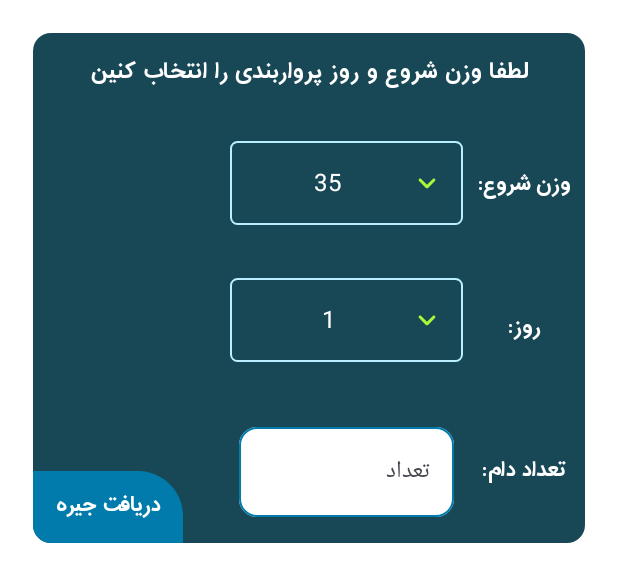
After one commit to AndroidDevMHS/AraGeneApp, an Android app built with Jetpack Compose: the @Preview function SuperMixFormulaScreen, on a phone screen of 412 x 824 dp. The commit adds this screen. Shown: the top 582 px of the screen. Run offline under Robolectric (Android 15) with nearby library versions, the phone set to English and light mode, and no system bars.

Commit message:
SuperMix Calculator Add

```diff
--- a/app/src/main/java/salimi/mohamad/aragenejetpack/screens/PublicUi.kt
+++ b/app/src/main/java/salimi/mohamad/aragenejetpack/screens/PublicUi.kt
@@ -2,13 +2,14 @@ package salimi.mohamad.aragenejetpack.screens
 
 import android.annotation.SuppressLint
 import android.content.Intent
-import android.media.Image
 import android.provider.Settings
 import android.widget.Toast
 import androidx.compose.foundation.Image
 import androidx.compose.foundation.background
+import androidx.compose.foundation.border
 import androidx.compose.foundation.clickable
 import androidx.compose.foundation.layout.Arrangement
+import androidx.compose.foundation.layout.Box
 import androidx.compose.foundation.layout.Column
 import androidx.compose.foundation.layout.Row
 import androidx.compose.foundation.layout.Spacer
@@ -21,8 +22,11 @@ import androidx.compose.foundation.text.KeyboardActions
 import androidx.compose.foundation.text.KeyboardOptions
 import androidx.compose.material.icons.Icons
 import androidx.compose.material.icons.rounded.Clear
+import androidx.compose.material.icons.rounded.KeyboardArrowDown
+import androidx.compose.material.icons.rounded.KeyboardArrowUp
 import androidx.compose.material3.Card
 import androidx.compose.material3.CardDefaults
+import androidx.compose.material3.DropdownMenu
 import androidx.compose.material3.Icon
 import androidx.compose.material3.IconButton
 import androidx.compose.material3.MaterialTheme
@@ -42,6 +46,7 @@ import androidx.compose.ui.Alignment
 import androidx.compose.ui.Modifier
 import androidx.compose.ui.focus.FocusRequester
 import androidx.compose.ui.focus.focusRequester
+import androidx.compose.ui.graphics.Color
 import androidx.compose.ui.graphics.painter.Painter
 import androidx.compose.ui.platform.LocalContext
 import androidx.compose.ui.platform.LocalLayoutDirection
@@ -731,3 +736,82 @@ fun ChangeNumber(onDismiss: () -> Unit, viewModel: SmsViewModel, dataStore: Data
 
     }
 }
+
+@Composable
+fun Spinner(
+    items: List<List<Int>>, // هر سطر شامل یک لیست از اعداد است
+    selectedItem: Int,
+    onItemSelected: (Int) -> Unit
+) {
+    var expanded by remember { mutableStateOf(false) }
+
+    Box(
+        modifier = Modifier
+            .height(56.dp)
+            .border(
+                width = 1.dp,
+                shape = RoundedCornerShape(5.dp),
+                color = colorResource(R.color.blue_logo2)
+            )
+            .clickable { expanded = !expanded }
+            .padding(12.dp),
+        contentAlignment = Alignment.CenterStart
+    ) {
+        Row(
+            modifier = Modifier.fillMaxWidth(0.5f),
+            verticalAlignment = Alignment.CenterVertically,
+            horizontalArrangement = Arrangement.SpaceBetween
+        ) {
+            Icon(
+                if (expanded) Icons.Rounded.KeyboardArrowUp else Icons.Rounded.KeyboardArrowDown,
+                contentDescription = null,
+                tint = colorResource(R.color.green_logo),
+                modifier = Modifier.size(24.dp)
+            )
+            Text(
+                text = selectedItem.toString(),
+                style = MaterialTheme.typography.bodyLarge,
+                color = Color.White,
+                textAlign = TextAlign.Center,
+                modifier = Modifier.fillMaxWidth()
+            )
+
+        }
+
+        DropdownMenu(
+            expanded = expanded,
+            onDismissRequest = { expanded = false },
+            modifier = Modifier
+                .background(color = Color.White, shape = RoundedCornerShape(6.dp))
+                .padding(start = 12.dp, end = 12.dp)
+        ) {
+            items.forEach { rowItems ->
+                Row(
+                    modifier = Modifier
+                        .fillMaxWidth()
+                        .padding(vertical = 4.dp),
+                    horizontalArrangement = Arrangement.SpaceEvenly
+                ) {
+                    rowItems.forEach { item ->
+                        Box(
+                            modifier = Modifier
+                                .padding(horizontal = 8.dp)
+                                .clickable {
+                                    onItemSelected(item)
+                                    expanded = false
+                                }
+                                .padding(8.dp),
+                            contentAlignment = Alignment.Center
+                        ) {
+                            Text(
+                                text = item.toString(),
+                                style = MaterialTheme.typography.bodySmall,
+                                color = colorResource(R.color.black)
+                            )
+                        }
+                    }
+                }
+            }
+        }
+    }
+}
--- /dev/null
+++ b/app/src/main/java/salimi/mohamad/aragenejetpack/screens/SuperMixFormulaScreen.kt
@@ -0,0 +1,237 @@
+package salimi.mohamad.aragenejetpack.screens
+
+import android.util.Log
+import androidx.compose.foundation.background
+import androidx.compose.foundation.clickable
+import androidx.compose.foundation.layout.Arrangement
+import androidx.compose.foundation.layout.Box
+import androidx.compose.foundation.layout.Column
+import androidx.compose.foundation.layout.Row
+import androidx.compose.foundation.layout.Spacer
+import androidx.compose.foundation.layout.fillMaxHeight
+import androidx.compose.foundation.layout.fillMaxSize
+import androidx.compose.foundation.layout.fillMaxWidth
+import androidx.compose.foundation.layout.height
+import androidx.compose.foundation.layout.padding
+import androidx.compose.foundation.layout.width
+import androidx.compose.foundation.shape.RoundedCornerShape
+import androidx.compose.foundation.text.KeyboardActions
+import androidx.compose.foundation.text.KeyboardOptions
+import androidx.compose.material3.MaterialTheme
+import androidx.compose.material3.OutlinedTextField
+import androidx.compose.material3.OutlinedTextFieldDefaults
+import androidx.compose.material3.Text
+import androidx.compose.runtime.Composable
+import androidx.compose.runtime.CompositionLocalProvider
+import androidx.compose.runtime.getValue
+import androidx.compose.runtime.mutableIntStateOf
+import androidx.compose.runtime.mutableStateOf
+import androidx.compose.runtime.remember
+import androidx.compose.runtime.setValue
+import androidx.compose.ui.Alignment
+import androidx.compose.ui.Modifier
+import androidx.compose.ui.platform.LocalLayoutDirection
+import androidx.compose.ui.platform.LocalSoftwareKeyboardController
+import androidx.compose.ui.res.colorResource
+import androidx.compose.ui.text.TextStyle
+import androidx.compose.ui.text.font.Font
+import androidx.compose.ui.text.font.FontFamily
+import androidx.compose.ui.text.input.KeyboardType
+import androidx.compose.ui.text.style.TextAlign
+import androidx.compose.ui.text.style.TextDirection
+import androidx.compose.ui.tooling.preview.Devices
+import androidx.compose.ui.tooling.preview.Preview
+import androidx.compose.ui.unit.LayoutDirection
+import androidx.compose.ui.unit.dp
+import androidx.compose.ui.unit.sp
+import salimi.mohamad.aragenejetpack.R
+import salimi.mohamad.aragenejetpack.data.superMixCalculator
+import salimi.mohamad.aragenejetpack.screens.login.PhoneNumberVisualTransformation
+
+@Preview(
+    showBackground = true,
+    showSystemUi = true,
+    device = Devices.PIXEL_7
+)
+@Composable
+fun SuperMixFormulaScreen() {
+    var count by remember { mutableStateOf("") }
+    var show by remember { mutableStateOf(false) }
+    var full by remember { mutableStateOf(0) }
+    var consantere by remember { mutableStateOf(0) }
+    var younje by remember { mutableStateOf(0) }
+
+    val keyboardController = LocalSoftwareKeyboardController.current
+    val dayItem1 = listOf(
+        listOf(30, 31, 32, 33, 34, 35),
+        listOf(36, 37, 38, 39, 40, 41), listOf(42, 43, 44, 45, 46, 47)
+    )
+    var selectedItemRem1 by remember { mutableIntStateOf(35) }
+
+    val dayItem2 = listOf(
+        listOf(1, 2, 3, 4, 5),
+        listOf(6, 7, 8, 9, 10),
+        listOf(11, 12, 13, 14, 15),
+        listOf(16, 17, 18, 19, 20),
+        listOf(21, 22, 23, 24, 25),
+        listOf(26)
+    )
+    var selectedItemRem2 by remember { mutableIntStateOf(1) }
+    Column(
+        modifier = Modifier
+            .fillMaxSize()
+            .padding(12.dp)
+    ) {
+        Box(
+            modifier = Modifier
+                .fillMaxWidth()
+                .height(360.dp)
+                .padding(10.dp)
+        ) {
+            Column(
+                modifier = Modifier
+                    .fillMaxSize()
+                    .background(
+                        color = colorResource(R.color.blue_logo),
+                        shape = RoundedCornerShape(12.dp)
+                    )
+
+            ) {
+                Text(
+                    modifier = Modifier
+                        .fillMaxWidth()
+                        .padding(vertical = 18.dp),
+                    text = "لطفا وزن شروع و روز پرواربندی را انتخاب کنین",
+                    color = colorResource(R.color.white),
+                    textAlign = TextAlign.Center,
+                    fontFamily = FontFamily(Font(R.font.sans_bold)),
+                    fontSize = 18.sp
+                )
+
+
+                CompositionLocalProvider(LocalLayoutDirection provides LayoutDirection.Rtl) {
+                    Row(modifier = Modifier.fillMaxWidth()) {
+                        Column(
+                            modifier = Modifier
+                                .fillMaxHeight()
+                                .padding(start = 10.dp),
+                            verticalArrangement = Arrangement.SpaceAround,// فاصله بین اسپینرها
+                            horizontalAlignment = Alignment.CenterHorizontally
+                        ) {
+                            Text(
+                                text = "وزن شروع:",
+                                color = colorResource(R.color.white),
+                                textAlign = TextAlign.Center,
+                                style = TextStyle(textDirection = TextDirection.Rtl),
+                                fontFamily = FontFamily(Font(R.font.sans_bold)),
+                                fontSize = 17.sp
+                            )
+                            Text(
+                                text = "روز:",
+                                color = colorResource(R.color.white),
+                                textAlign = TextAlign.Center,
+                                style = TextStyle(textDirection = TextDirection.Rtl),
+                                fontFamily = FontFamily(Font(R.font.sans_bold)),
+                                fontSize = 17.sp
+                            )
+                            Text(
+                                text = "تعداد دام:",
+                                color = colorResource(R.color.white),
+                                textAlign = TextAlign.Center,
+                                style = TextStyle(textDirection = TextDirection.Rtl),
+                                fontFamily = FontFamily(Font(R.font.sans_bold)),
+                                fontSize = 17.sp
+                            )
+                        }
+
+                        Spacer(modifier = Modifier.width(10.dp))
+
+                        Column(
+                            verticalArrangement = Arrangement.SpaceAround,
+                            horizontalAlignment = Alignment.CenterHorizontally,
+                            modifier = Modifier.fillMaxHeight(),
+                        ) {
+                            Spinner(items = dayItem1, selectedItemRem1) { selectedItemRem1 = it }
+                            Spinner(items = dayItem2, selectedItemRem2) {
+                                selectedItemRem2 = it
+                            }
+                            OutlinedTextField(
+                                shape = MaterialTheme.shapes.medium,
+                                value = count,
+                                onValueChange = {
+                                    count = it
+                                },
+                                label = { Text(text = "تعداد") },
+                                textStyle = TextStyle(
+                                    fontSize = 24.sp,
+                                    textAlign = TextAlign.Center,
+                                    letterSpacing = 6.sp,
+                                    textDirection = TextDirection.Ltr
+                                ),
+                                singleLine = true,
+                                modifier = Modifier
+                                    .fillMaxWidth(0.5f),
+                                keyboardOptions = KeyboardOptions.Default.copy(
+                                    keyboardType = KeyboardType.Number
+                                ),
+                                keyboardActions = KeyboardActions(
+                                    onDone = { keyboardController?.hide() },
+                                ),
+
+                                colors = OutlinedTextFieldDefaults.colors(
+                                    focusedBorderColor = colorResource(R.color.blue2_logo),
+                                    focusedLabelColor = colorResource(R.color.blue2_logo),
+                                    unfocusedBorderColor =colorResource(R.color.blue2_logo) ,
+                                    unfocusedContainerColor = colorResource(R.color.white),
+                                    focusedContainerColor =  colorResource(R.color.white),
+                                    cursorColor = colorResource(R.color.blue2_logo),
+                                    disabledSuffixColor = colorResource(R.color.blue2_logo),
+                                )
+                            )
+                        }
+                        Column(
+                            modifier = Modifier.fillMaxSize(),
+                            horizontalAlignment = Alignment.End,
+                            verticalArrangement = Arrangement.Bottom
+                        ) {
+                            Box(
+                                modifier = Modifier
+                                    .clickable {
+                                        val x = superMixCalculator(
+                                            count = count.toInt(),
+                                            day = selectedItemRem2,
+                                            weight = selectedItemRem1
+                                        )
+                                        Log.e("3030", x.toString())
+                                    }
+                                    .width(100.dp)
+                                    .height(48.dp)
+                                    .background(
+                                        color = colorResource(R.color.blue2_logo),
+                                        shape = RoundedCornerShape(
+                                            bottomEnd = 12.dp,
+                                            topStart = 30.dp
+                                        )
+                                    ),
+                                contentAlignment = Alignment.Center
+                            ) {
+                                Text(
+                                    "دریافت جیره",
+                                    color = colorResource(R.color.white),
+                                    textAlign = TextAlign.Center,
+                                    style = TextStyle(textDirection = TextDirection.Rtl),
+                                    fontFamily = FontFamily(Font(R.font.sans_bold)),
+                                    fontSize = 17.sp
+                                )
+                            }
+
+                        }
+                    }
+                }
+            }
+        }
+
+     //   Text(text = "مقدار کل خوراک مصرفی روزانه در روز $selectedItemRem2 برابر با ${x.}")
+    }
+
+}
--- a/app/src/main/java/salimi/mohamad/aragenejetpack/screens/navGrph/NavGraph.kt
+++ b/app/src/main/java/salimi/mohamad/aragenejetpack/screens/navGrph/NavGraph.kt
@@ -56,6 +56,7 @@ import salimi.mohamad.aragenejetpack.screens.FahliCheckList
 import salimi.mohamad.aragenejetpack.screens.FahliMainHelp
 import salimi.mohamad.aragenejetpack.screens.Home
 import salimi.mohamad.aragenejetpack.screens.Planner
+import salimi.mohamad.aragenejetpack.screens.SuperMixFormulaScreen
 import salimi.mohamad.aragenejetpack.screens.SuperMixScreen
 import salimi.mohamad.aragenejetpack.screens.VideoShow
 import salimi.mohamad.aragenejetpack.screens.login.LoginScreen
@@ -197,6 +198,11 @@ fun SetupNavGraph(
                 ) {
                     ArticleTxtShow(viewModelVideoUrl)
                 }
+                composable(
+                    route = Screens.SuperMixCalculator.route
+                ) {
+                    SuperMixFormulaScreen()
+                }
             }
         }
     }
--- a/app/src/main/java/salimi/mohamad/aragenejetpack/screens/navGrph/Screens.kt
+++ b/app/src/main/java/salimi/mohamad/aragenejetpack/screens/navGrph/Screens.kt
@@ -15,5 +15,6 @@ sealed class Screens(val route:String) {
     data object Article:Screens(route = "Article")
     data object SuperMix:Screens(route = "SuperMix")
     data object ArticleTxtShow:Screens(route = "ArticleTxtShow")
+    data object SuperMixCalculator:Screens(route = "SuperMixCalculator")
 
 }
--- a/gradle/libs.versions.toml
+++ b/gradle/libs.versions.toml
@@ -19,7 +19,6 @@ converterGson = "2.9.0"
 gson = "2.11.0"
 ksp="2.0.21-1.0.27"
 hilt-version="2.51.1"
-
 playServicesAuthApiPhone = "18.1.0"
 room="2.6.1"
 hiltCommon = "1.2.0"
```
Also changed, not shown: app/src/main/java/salimi/mohamad/aragenejetpack/data/SuperMixCalculator.kt (added, +119 -0 lines), app/src/main/java/salimi/mohamad/aragenejetpack/screens/Home.kt (+9 -2 lines), app/src/main/res/drawable/calculator.png (added), app/src/main/res/drawable/scales.png (added), 1 other file.
